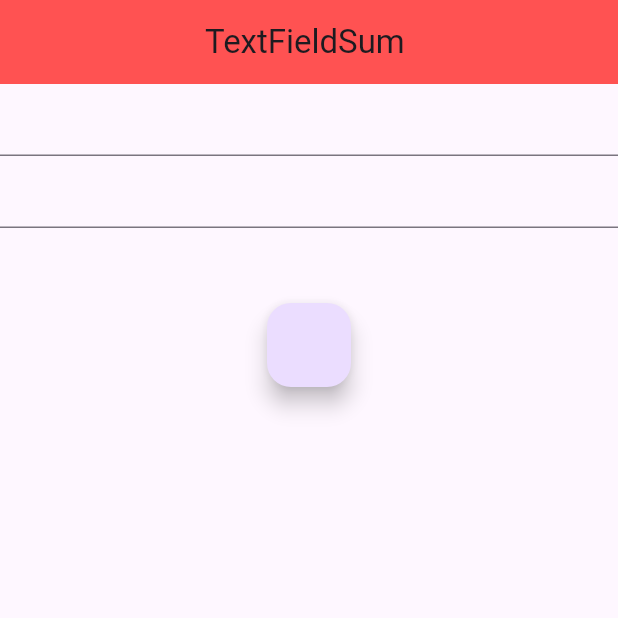
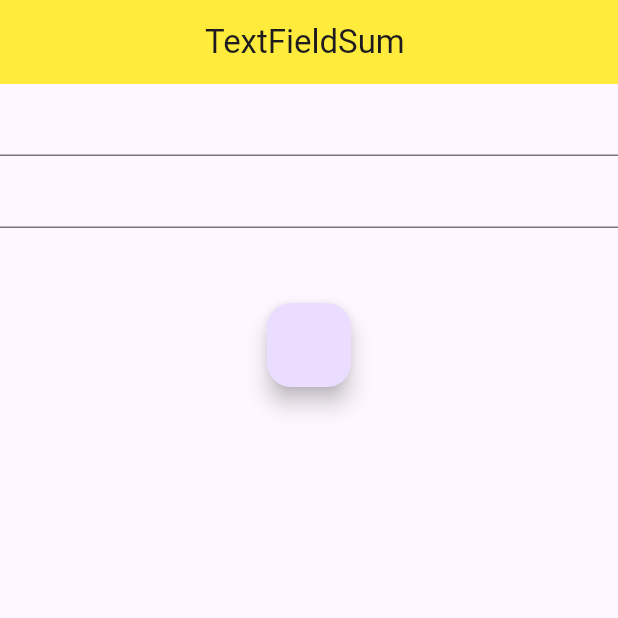
Before and after one commit to Soorajaniyeri/flutterfly, a Flutter app: the screen it shows after launch, on a phone screen of 412 x 824 dp, the top half of it. Run offline on Flutter 3.47's test engine with Material 2 defaults, Android fonts, the phone set to English and light mode, and no system bars.

Commit message:
app bar color changed

```diff
--- a/lib/Textfieldvaluesum.dart
+++ b/lib/Textfieldvaluesum.dart
@@ -16,7 +16,7 @@ class _TextfieldSumState extends State<TextfieldSum> {
   Widget build(BuildContext context) {
     return Scaffold(
       appBar: AppBar(
-        backgroundColor: Colors.redAccent,
+        backgroundColor: Colors.yellow,
         title: Text("TextFieldSum "),
         centerTitle: true,
       ),
```
